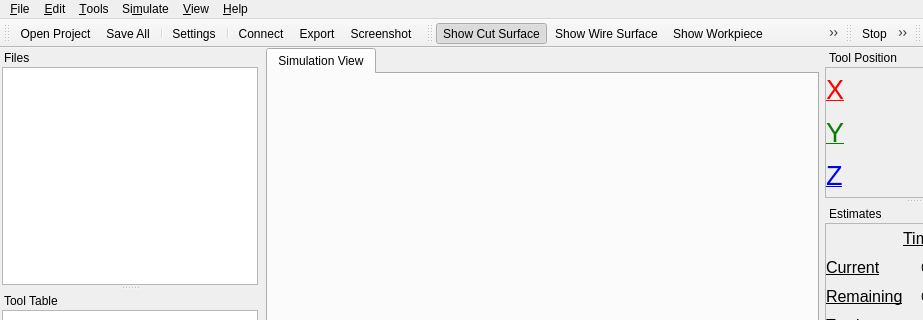
First picture: the form in qt/camotics.ui, repository CauldronDevelopmentLLC/CAMotics, before the edit; both pictures show x 0 to 923 and y 0 to 320 of the 1004 by 797 pixel window.
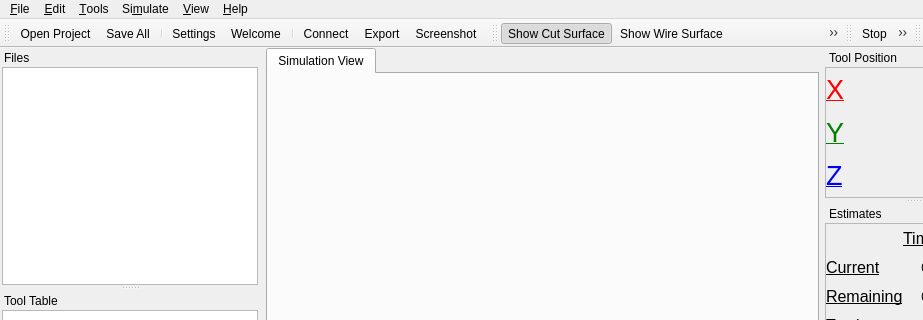
Second picture: the form after the edit. Icons and pictures are not drawn. Custom widgets are drawn as their Qt base class.

The edit to the form file:
```diff
--- a/qt/camotics.ui
+++ b/qt/camotics.ui
@@ -454,6 +454,7 @@
    <addaction name="actionSave"/>
    <addaction name="separator"/>
    <addaction name="actionSettings"/>
+   <addaction name="actionDonate"/>
    <addaction name="separator"/>
    <addaction name="actionConnect"/>
    <addaction name="actionExport"/>
@@ -2737,7 +2738,7 @@
      <normaloff>:/icons/donate.png</normaloff>:/icons/donate.png</iconset>
    </property>
    <property name="text">
-    <string>&amp;Donate</string>
+    <string>&amp;Welcome</string>
    </property>
    <property name="toolTip">
     <string>Please consider support this software.</string>
```
Left out of the diff: 2 changed lines with no effect on the pictures.
